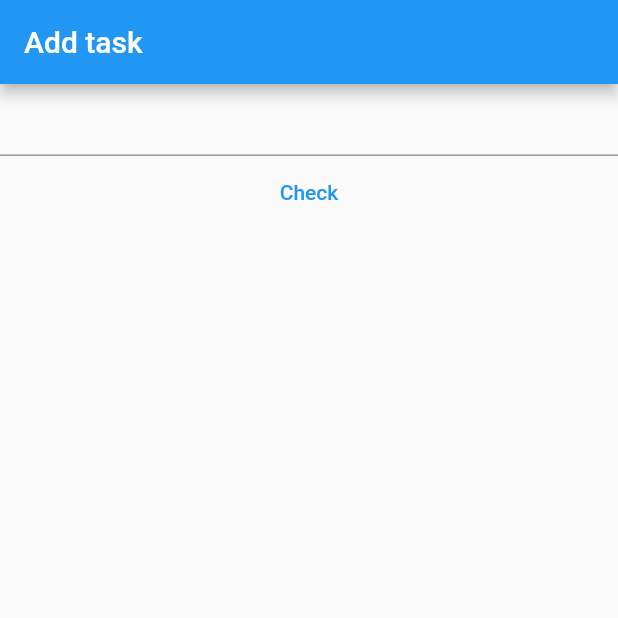
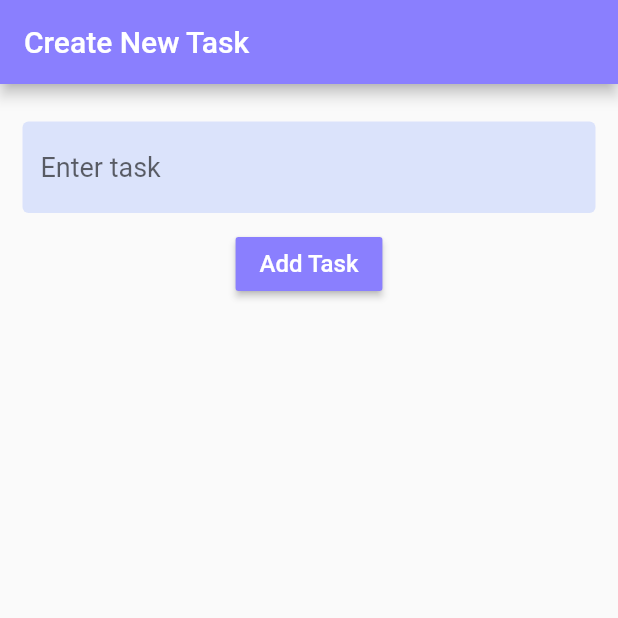
Before and after one commit to shreya2057/task_manager, a Flutter app: the screen it shows after launch, on a phone screen of 412 x 824 dp, the top half of it. Run offline on Flutter 3.47's test engine with Material 2 defaults, Android fonts, the phone set to English and light mode, and no system bars; our stand-ins replace cloud_firestore, firebase_core; accounts and stored records are empty.

Commit message:
Task adding screen modified

```diff
--- /dev/null
+++ b/lib/components/appbar.dart
@@ -0,0 +1,20 @@
+import 'package:flutter/material.dart';
+
+class ApplicationBar extends StatelessWidget implements PreferredSizeWidget {
+  @override
+  Size get preferredSize => const Size.fromHeight(56);
+  const ApplicationBar({
+    Key? key,
+    this.appBarTitle,
+  }) : super(key: key);
+
+  final String? appBarTitle;
+
+  @override
+  Widget build(BuildContext context) {
+    return AppBar(
+      backgroundColor: Color.fromARGB(255, 138, 127, 254),
+      title: Text(appBarTitle!),
+    );
+  }
+}
--- a/lib/main.dart
+++ b/lib/main.dart
@@ -19,10 +19,8 @@ class Welcome extends StatelessWidget {
   @override
   Widget build(BuildContext context) {
     return MaterialApp(
+      debugShowCheckedModeBanner: false,
       title: 'Flutter Demo',
-      theme: ThemeData(
-        primarySwatch: Colors.blue,
-      ),
       home: AddTask(),
     );
   }
--- a/lib/screens/create_task.dart
+++ b/lib/screens/create_task.dart
@@ -1,8 +1,9 @@
 import 'package:flutter/material.dart';
+import 'package:shreya_task_app/components/appbar.dart';
 import 'package:shreya_task_app/services/crud.dart';
 
 class AddTask extends StatelessWidget {
-  AddTask({super.key});
+  const AddTask({super.key});
 
   @override
   Widget build(BuildContext context) {
@@ -10,21 +11,50 @@ class AddTask extends StatelessWidget {
     bool status = false;
     return SafeArea(
       child: Scaffold(
-        appBar: AppBar(
-          title: Text("Add task"),
+        appBar: const ApplicationBar(
+          appBarTitle: "Create New Task",
         ),
-        body: Column(
+        body: Padding(
+          padding:
+              const EdgeInsets.only(top: 25, bottom: 15, right: 15, left: 15),
+          child: Column(
             children: <Widget>[
               TextField(
+                style: const TextStyle(fontSize: 18.0, color: Colors.black),
+                decoration: const InputDecoration(
+                    hintText: "Enter task",
+                    filled: true,
+                    fillColor: Color.fromARGB(114, 181, 198, 253),
+                    border: OutlineInputBorder(
+                      borderSide: BorderSide.none,
+                    )),
                 controller: taskController,
               ),
-            TextButton(
+              const SizedBox(
+                height: 10,
+              ),
+              MaterialButton(
+                  color: const Color.fromARGB(255, 138, 127, 254),
+                  textColor: Colors.white,
                   onPressed: (() async {
                     var response = await CRUD.addTasks(
                         task: taskController.text, status: status);
+                    if (response.errorStatus == 200) {
+                      showDialog(
+                          context: context,
+                          builder: (context) {
+                            return AlertDialog(
+                              content: Text(response.message.toString()),
+                            );
+                          });
+                    }
                   }),
-                child: Text("Check"))
+                  child: const Text(
+                    "Add Task",
+                    style: TextStyle(fontSize: 16),
+                  ))
             ],
+          ),
         ),
       ),
     );
--- a/lib/services/crud.dart
+++ b/lib/services/crud.dart
@@ -13,7 +13,7 @@ class CRUD {
       "task_status": status
     };
 
-    documentReference.set(tasks).whenComplete(() {
+    var result = await documentReference.set(tasks).whenComplete(() {
       response.errorStatus = 200;
       response.message = "Task has been created successfully";
     }).catchError((e) {
```
Lines whose indentation alone changed are shown as unchanged.
